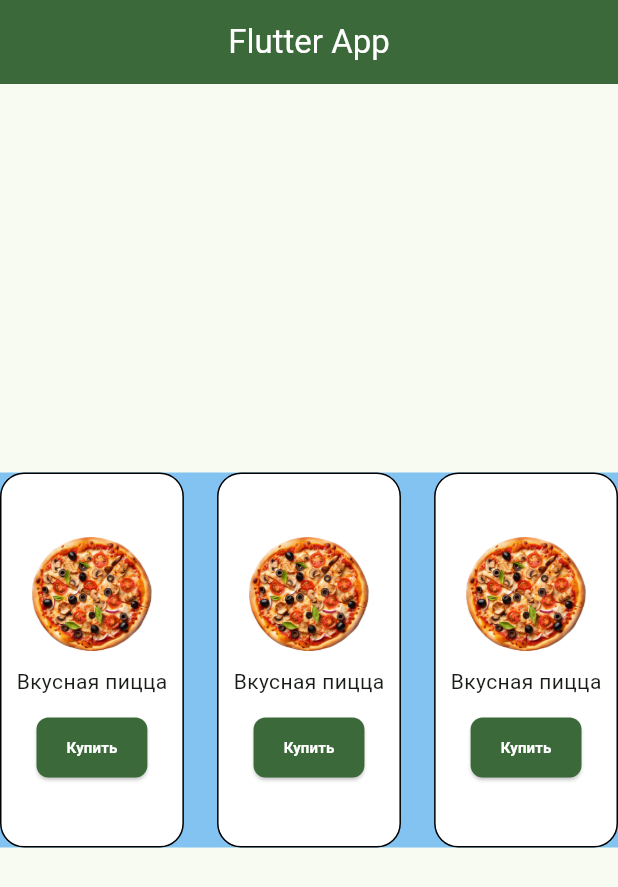
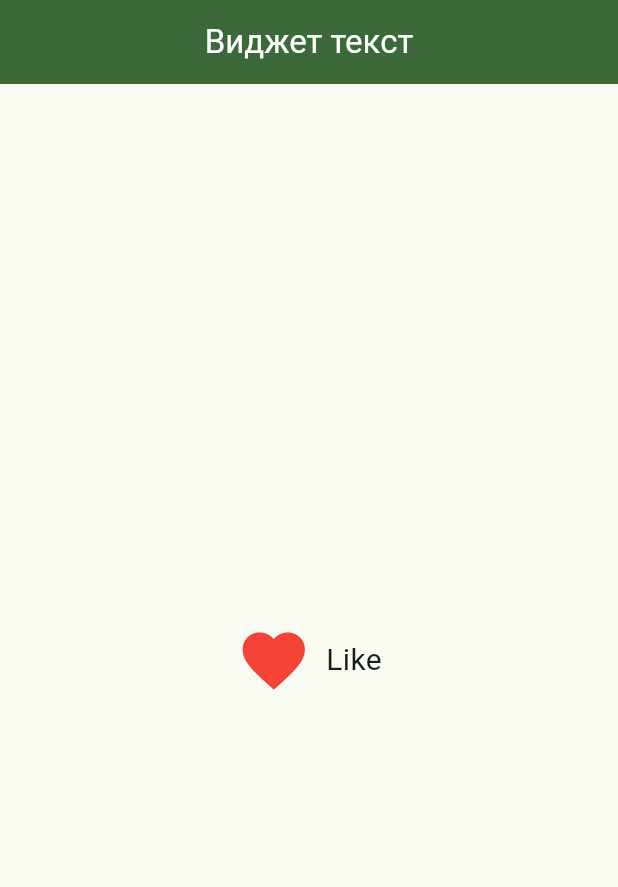
Before and after one commit to artemskorkin/course1, a Flutter app: the screen it shows after launch, on a phone screen of 412 x 824 dp. Shown: the top 887 px of the screen. Run offline on Flutter 3.47's test engine with Material 3 defaults, Android fonts, the phone set to English and light mode, and no system bars.

Commit message:
Изучили виджеты Text Image Icon

```diff
--- a/lib/main.dart
+++ b/lib/main.dart
@@ -1,3 +1,7 @@
+import 'package:flutter_application_1/pizza/home_widget.dart';
+import 'package:flutter_application_1/widgets/text_widget.dart';
+import 'package:flutter_application_1/widgets/rich_text_widget.dart';
+import 'package:flutter_application_1/widgets/image_widget.dart';
 import 'package:flutter/material.dart';
 import 'app_theme.dart';
 
@@ -13,74 +17,13 @@ class MyApp extends StatelessWidget {
     return MaterialApp(
       title: "Flutter App",
       theme: AppTheme.lightTheme(),
-      home: HomeWidget(),
+      home: Scaffold(
+        appBar: AppBar(
+          centerTitle: true,
+          title: const Text("Виджет текст"),
+        ),
+        body: IconExample(),
+      )
     );
   }
 }
-
-class HomeWidget extends StatelessWidget {
-  const HomeWidget({super.key});
-
-  @override
-  Widget build(BuildContext context) {
-    return Scaffold(
-      appBar: AppBar(centerTitle: true, title: const Text("Flutter App")),
-      body: Center(
-        child: Container(
-          height: 250,
-          decoration: BoxDecoration(
-            color: const Color.fromARGB(139, 33, 149, 243),
-          ),
-          child: Row(
-            mainAxisSize: MainAxisSize.max,
-            mainAxisAlignment: MainAxisAlignment.spaceBetween,
-            crossAxisAlignment: CrossAxisAlignment.stretch,
-            children: [PizzaCard(), PizzaCard(height: 250), PizzaCard()],
-          ),
-        ),
-      ),
-    );
-  }
-}
-
-class PizzaCard extends StatelessWidget {
-  final double height;
-  const PizzaCard({super.key, this.height=200});
-
-  @override
-  Widget build(BuildContext context) {
-    return Container(
-      height: height,
-      padding: const EdgeInsets.all(10),
-
-      decoration: BoxDecoration(
-        color: Colors.white,
-        border: Border.all(color: Colors.black),
-        borderRadius: BorderRadius.circular(16),
-      ),
-
-      child: Column(
-        mainAxisAlignment: MainAxisAlignment.center,
-        children: [
-          Image.asset("assets/images/pizza.webp", width: 80),
-          SizedBox(height: 10),
-          Text("Вкусная пицца", style: TextStyle(fontSize: 14)),
-          SizedBox(height: 10),
-          ElevatedButton(
-            onPressed: () {
-              print("Вы купили пиццу! Спасибо за заказ!");
-            },
-            child: Text(
-              "Купить",
-              style: Theme.of(context).textTheme.labelLarge?.copyWith(
-                fontWeight: FontWeight.bold,
-                color: Colors.white,
-                fontSize: 10,
-              ),
-            ),
-          ),
-        ],
-      ),
-    );
-  }
-}
--- /dev/null
+++ b/lib/widgets/image_widget.dart
@@ -0,0 +1,35 @@
+import 'package:flutter/material.dart';
+
+class ImageExample extends StatelessWidget {
+  const ImageExample({super.key});
+
+  @override
+  Widget build(BuildContext context) {
+    return Center(
+      child: Container(
+        color: Colors.amber,
+        width: 300,
+        height: 200,
+        child: Image.asset('assets/images/pizza.png', fit: BoxFit.cover),
+      ),
+    );
+  }
+}
+
+class IconExample extends StatelessWidget {
+  const IconExample({super.key});
+
+  @override
+  Widget build(BuildContext context) {
+    return Center(
+      child: Row(
+        mainAxisAlignment: MainAxisAlignment.center,
+        children: [
+          Icon(Icons.favorite, color: Colors.red, size: 50),
+          SizedBox(width: 10),
+          Text("Like", style: TextStyle(fontSize: 20)),
+        ],
+      ),
+    );
+  }
+}
```
Also changed, not shown: lib/pizza/home_widget.dart (added, +27 -0 lines), lib/pizza/pizza_card.dart (added, +44 -0 lines), lib/widgets/rich_text_widget.dart (added, +36 -0 lines), lib/widgets/text_widget.dart (added, +17 -0 lines).
